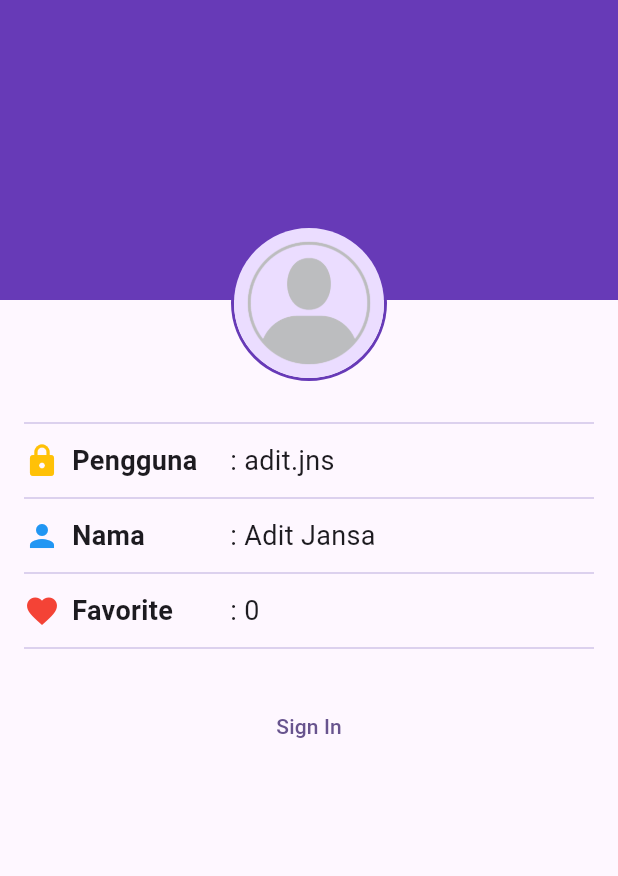
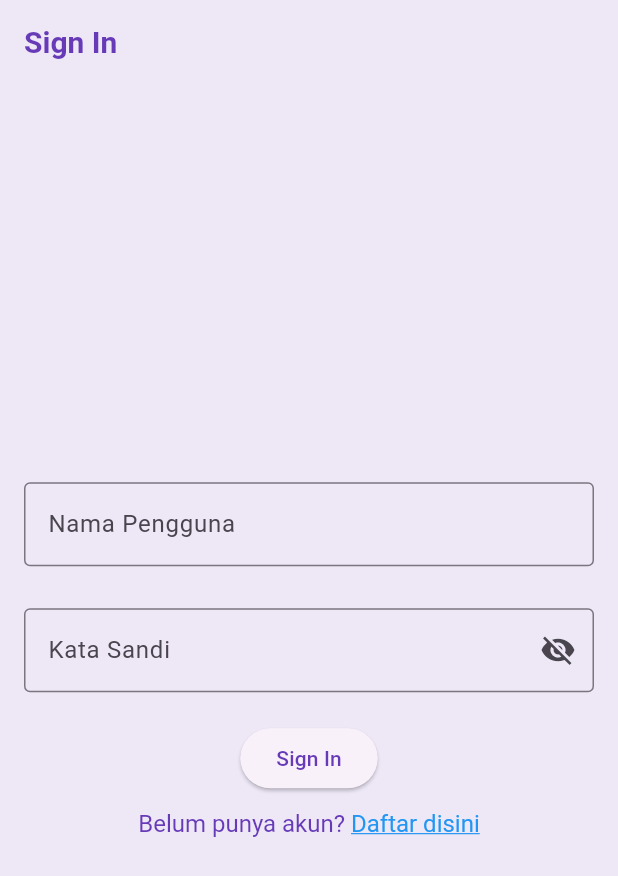
Before and after one commit to 2024-2025-Gasal-PABI-SI5B/project-wisata-candi-si5b-aditjansq, a Flutter app: the screen it shows after launch, on a phone screen of 412 x 824 dp. Shown: the top 876 px of the screen. Run offline on Flutter 3.47's test engine with Material 3 defaults, Android fonts, the phone set to English and light mode, and no system bars.

Commit message:
Part 4
Membuat Sign In Scren

```diff
--- a/wisata_candi/lib/main.dart
+++ b/wisata_candi/lib/main.dart
@@ -2,7 +2,7 @@ import 'package:flutter/material.dart';
 import 'package:wisata_candi/data/candi_data.dart';
 import 'package:wisata_candi/screens/detail_screen.dart';
 import 'package:wisata_candi/screens/profile_screen.dart';
-// import 'package:wisata_candi/screens/detail_screen.dart';
+import 'package:wisata_candi/screens/signin_screen.dart';
 
 void main() {
   runApp(const MainApp());
@@ -16,11 +16,23 @@ class MainApp extends StatelessWidget {
     return MaterialApp(
       title: 'Wisata Candi',
       theme: ThemeData(
-        colorScheme: ColorScheme.fromSeed(seedColor: Colors.deepPurple),
+        appBarTheme: const AppBarTheme(
+          iconTheme: IconThemeData(color: Colors.white),
+          titleTextStyle: TextStyle(
+            color: Colors.deepPurple,
+            fontSize: 20,
+            fontWeight: FontWeight.bold,
+          )
+        ),
+        colorScheme: ColorScheme.fromSeed(seedColor: Colors.deepPurple).copyWith(
+          primary: Colors.deepPurple,
+          surface: Colors.deepPurple[50],
+        ),
         useMaterial3: true,
       ),
       // home: DetailScreen(candi: candiList[0],),
-      home: ProfileScreen(),
+      // home: ProfileScreen(),
+      home: SigInScreen(),
     );
   }
 }
--- /dev/null
+++ b/wisata_candi/lib/screens/signin_screen.dart
@@ -0,0 +1,108 @@
+import 'package:flutter/material.dart';
+import 'package:flutter/gestures.dart';
+
+class SigInScreen extends StatefulWidget {
+  SigInScreen({super.key});
+
+  @override
+  State<SigInScreen> createState() => _SigInScreenState();
+}
+
+class _SigInScreenState extends State<SigInScreen> {
+  // TODO: 1. Deklarasikan variabel
+  final TextEditingController _usernameController = TextEditingController();
+
+  final TextEditingController _passwordController = TextEditingController();
+
+  String _errorText = '';
+
+  bool _isSignIn = false;
+
+  bool _obScurePassword = true;
+
+  @override
+  Widget build(BuildContext context) {
+    // TODO: implement build
+    return Scaffold(
+      // TODO: 2. Pasang Appbar
+      appBar: AppBar(
+        title: const Text('Sign In'),
+      ),
+      // TODO: 2. Pasang body
+      body: Center(
+        child: Padding(
+          padding: const EdgeInsets.all(16),
+          child: Form(
+            // TODO: 4. Atur mainAxisAligment dan crossAxisAligment
+            child: Column(
+            mainAxisAlignment: MainAxisAlignment.center,
+            crossAxisAlignment: CrossAxisAlignment.center,
+              children: [
+                // TODO: 5. Pasang TextFormField Nama Pengguna
+                TextFormField(
+                  controller: _usernameController,
+                  decoration: InputDecoration(
+                    labelText: "Nama Pengguna",
+                    hintText: 'Masukan Nama Pengguna',
+                    border: OutlineInputBorder(),
+                  ),
+                ),
+                // TODO: 6. Pasang TextFormField Kata Sandi
+                SizedBox(height: 28,),
+                TextFormField(
+                  controller: _passwordController,
+                  decoration: InputDecoration(
+                    labelText: "Kata Sandi",
+                    hintText: "Masukan kata sandi",
+                    errorText: _errorText.isNotEmpty ? _errorText : null,
+                    border: OutlineInputBorder(),
+                    suffixIcon: IconButton(
+                      onPressed: (){
+                        setState(() {
+                          _obScurePassword = ! _obScurePassword;
+                        });
+                      },
+                      icon: Icon(
+                        _obScurePassword ? Icons.visibility_off
+                          : Icons.visibility,
+                      ),),
+                  ),
+                  obscureText: _obScurePassword,
+                ),
+                // TODO: 7. Pasang ElevatedButton Sign In
+                const SizedBox(height: 20,),
+                ElevatedButton(
+                  onPressed: (){},
+                  child: const Text('Sign In'),
+                ),
+                // TODO: 8. Pasang TextButton untuk Signn Up
+                const SizedBox(height: 10,),
+                // TextButton(
+                //   onPressed: (){},
+                //   child: Text('Belum punya akun? Daftar disini.')),
+                RichText(
+                  text: TextSpan(
+                    text: 'Belum punya akun? ',
+                    style: TextStyle(fontSize: 16, color: Colors.deepPurple),
+                    children: [
+                      TextSpan(
+                        text: 'Daftar disini',
+                        style : const TextStyle(
+                          fontSize: 16,
+                          color: Colors.blue,
+                          decoration: TextDecoration.underline,
+                        ),
+                        recognizer: TapGestureRecognizer()..onTap = (){},
+                      ),
+                    ],
+                  ),
+                ),
+              ],
+            ),
+          ),
+        ),
+      ),
+
+    );
+  }
+}
```
